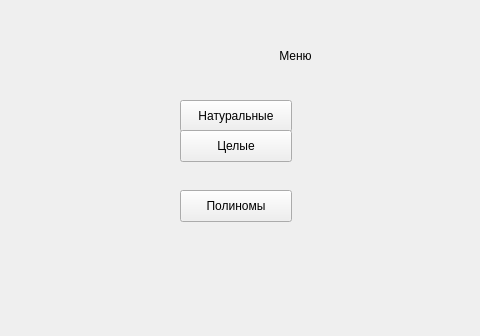
First picture: the form in dm9375/mainwindow.ui, repository S1ckick/dm9375, before the edit; both pictures show x 0 to 480 and y 0 to 336 of the 800 by 600 pixel window.
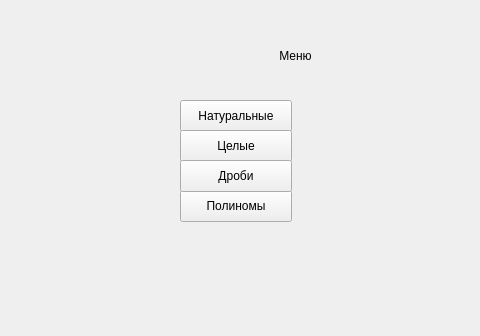
Second picture: the form after the edit.

```diff
--- a/dm9375/mainwindow.ui
+++ b/dm9375/mainwindow.ui
@@ -69,6 +69,19 @@
      <string>Полиномы</string>
     </property>
    </widget>
+   <widget class="QPushButton" name="pushButton_4">
+    <property name="geometry">
+     <rect>
+      <x>180</x>
+      <y>160</y>
+      <width>112</width>
+      <height>32</height>
+     </rect>
+    </property>
+    <property name="text">
+     <string>Дроби</string>
+    </property>
+   </widget>
   </widget>
   <widget class="QMenuBar" name="menubar">
    <property name="geometry">
```
